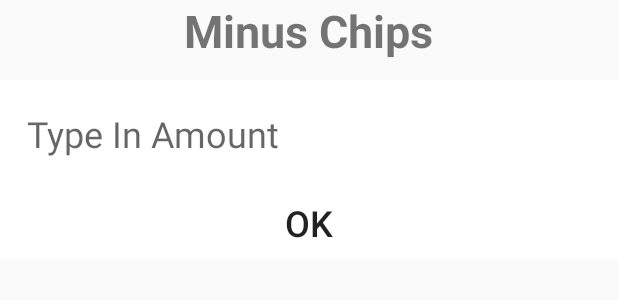
After one commit to bliang9/CasinochipCountingApp, an Android app: the layout dialog_minus.xml on its own in the app's theme, with its tools: preview values and no code run, on a phone screen of 412 x 824 dp. The commit adds this screen. Shown: the top 300 px of the screen. Run offline under Robolectric (Android 15) with nearby library versions, the light colour scheme and no system bars.

Commit message:
minus button and total amount counting

```diff
--- /dev/null
+++ b/app/src/main/res/layout/dialog_minus.xml
@@ -0,0 +1,40 @@
+<?xml version="1.0" encoding="utf-8"?>
+<LinearLayout xmlns:android="http://schemas.android.com/apk/res/android"
+    android:orientation="vertical" android:layout_width="match_parent"
+    android:layout_height="match_parent">
+
+    <TextView
+        android:id="@+id/minustextView"
+        android:layout_width="wrap_content"
+        android:layout_height="53dp"
+        android:layout_gravity="center"
+        android:text="Minus Chips"
+        android:textSize="30sp"
+        android:textStyle="bold" />
+
+    <EditText
+        android:id="@+id/minusAmount"
+        android:layout_width="match_parent"
+        android:layout_height="71dp"
+        android:background="@color/common_google_signin_btn_text_dark_default"
+        android:ems="10"
+        android:hint="   Type In Amount"
+        android:inputType="number"
+        android:textSize="24sp" />
+
+    <LinearLayout
+        android:layout_width="match_parent"
+        android:layout_height="wrap_content"
+        android:orientation="horizontal">
+
+        <Button
+            android:id="@+id/minusAgree"
+            android:layout_width="wrap_content"
+            android:layout_height="match_parent"
+            android:layout_weight="1"
+            android:background="@color/common_google_signin_btn_text_dark_default"
+            android:text="@android:string/yes"
+            android:textSize="24sp" />
+
+    </LinearLayout>
+</LinearLayout>
```
Also changed, not shown: app/src/main/java/com/example/casinochipcountingapp/GameActivity.java (+73 -6 lines), app/src/main/res/layout/activity_game.xml (+55 -2 lines).
